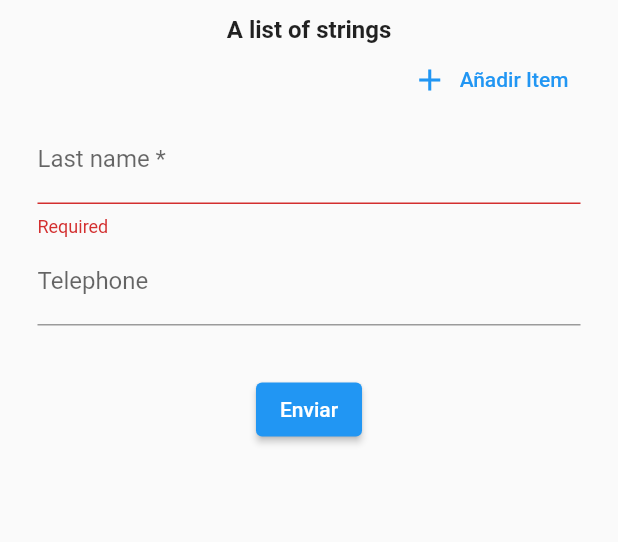
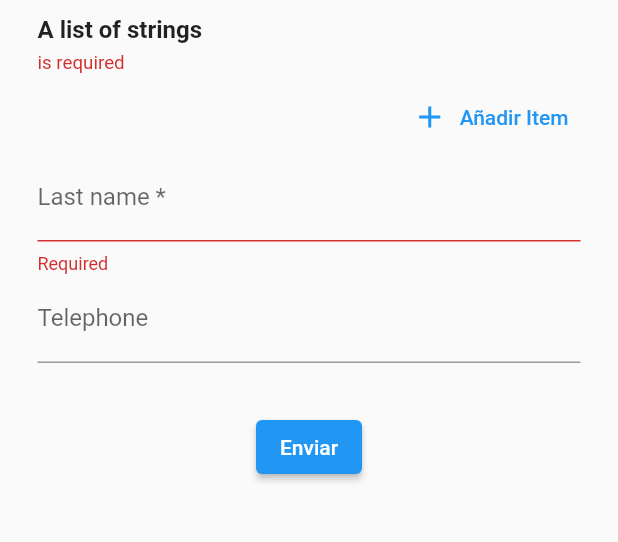
Before and after one commit to edlose16b/flutter_jsonschema_builder, a Flutter app: the screen it shows after launch, after a tap on "Añadir Item", after a tap on "Eliminar item", after a tap on "Enviar", on a phone screen of 412 x 824 dp, the part 165-707 px from its top. Run offline on Flutter 3.47's test engine with Material 2 defaults, Android fonts, the phone set to English and light mode, and no system bars; our stand-ins replace extended_masked_text, file_picker; missing offline and left inert: dart:ffi.

Commit message:
added: required in ArraySchema

```diff
--- a/lib/src/builder/array_schema_builder.dart
+++ b/lib/src/builder/array_schema_builder.dart
@@ -3,6 +3,8 @@ import 'dart:developer';
 import 'package:flutter/material.dart';
 import 'package:flutter_jsonschema_form/flutter_jsonschema_form.dart';
 import 'package:flutter_jsonschema_form/src/builder/general_subtitle_widget.dart';
+import 'package:flutter_jsonschema_form/src/builder/logic/widget_builder_logic.dart';
+import 'package:flutter_jsonschema_form/src/fields/shared.dart';
 import 'package:flutter_jsonschema_form/src/models/models.dart';
 
 class ArraySchemaBuilder extends StatefulWidget {
@@ -20,9 +22,24 @@ class _ArraySchemaBuilderState extends State<ArraySchemaBuilder> {
   @override
   Widget build(BuildContext context) {
     Widget widgetBuilder;
-    widgetBuilder = Column(
+    widgetBuilder = FormField(
+      validator: (_) {
+        if (widget.schemaArray.required && widget.schemaArray.items.isEmpty)
+          return 'is required';
+        return null;
+      },
+      onSaved: (_) {
+        if (widget.schemaArray.items.isEmpty) {
+          WidgetBuilderInherited.of(context).updateObjectData(
+              WidgetBuilderInherited.of(context).data,
+              widget.schemaArray.idKey, []);
+        }
+      },
+      builder: (field) {
+        return Column(
           crossAxisAlignment: CrossAxisAlignment.start,
           children: [
+            const SizedBox(width: double.infinity),
             GeneralSubtitle(
               title: widget.schemaArray.title,
               description: widget.schemaArray.description,
@@ -32,6 +49,7 @@ class _ArraySchemaBuilderState extends State<ArraySchemaBuilder> {
             ...widget.schemaArray.items.map((schemaLoop) {
               final index = widget.schemaArray.items.indexOf(schemaLoop);
               return Column(
+                crossAxisAlignment: CrossAxisAlignment.start,
                 children: [
                   // if (index >= 1)
                   Align(
@@ -51,7 +69,10 @@ class _ArraySchemaBuilderState extends State<ArraySchemaBuilder> {
                 ],
               );
             }).toList(),
+            if (field.hasError) CustomErrorText(text: field.errorText!),
           ],
+        );
+      },
     );
 
     return Column(
--- a/lib/src/models/array_schema.dart
+++ b/lib/src/models/array_schema.dart
@@ -19,6 +19,7 @@ class SchemaArray extends Schema {
     this.maxItems,
     this.uniqueItems = true,
     this.items = const [],
+    this.required = false,
   }) : super(
           id: id,
           title: title ?? 'no-title',
@@ -37,6 +38,7 @@ class SchemaArray extends Schema {
       maxItems: json['maxItems'],
       uniqueItems: json['uniqueItems'] ?? true,
       itemsBaseSchema: json['items'],
+
     );
 
     schemaArray.parentIdKey = parent?.idKey;
@@ -57,6 +59,7 @@ class SchemaArray extends Schema {
       minItems: minItems,
       uniqueItems: uniqueItems,
       itemsBaseSchema: itemsBaseSchema,
+      required: required,
     )
       ..parentIdKey = parentIdKey ?? this.parentIdKey
       ..dependentsAddedBy = dependentsAddedBy ?? this.dependentsAddedBy
@@ -82,4 +85,6 @@ class SchemaArray extends Schema {
   int? minItems;
   int? maxItems;
   bool uniqueItems;
+
+  bool required;
 }
--- a/lib/src/models/object_schema.dart
+++ b/lib/src/models/object_schema.dart
@@ -168,7 +168,10 @@ class SchemaObject extends Schema {
         property.required = isRequired;
         // Asignamos las propiedades que dependen de este
         property.setDependents(schema);
+      } else if (property is SchemaArray) {
+        property.required = isRequired;
       }
+
       props.add(property);
     });
 
```
Lines whose indentation alone changed are shown as unchanged.
